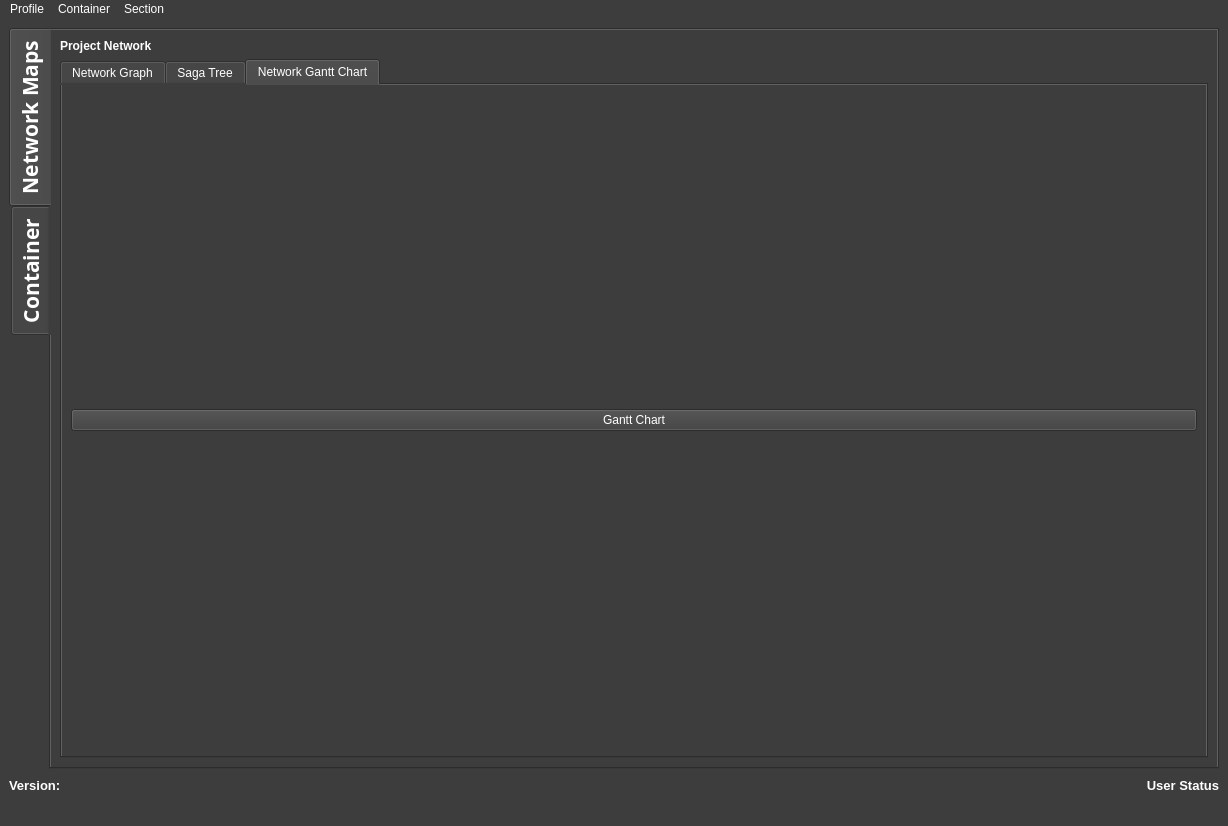
Before: the Qt Designer form Graphics/UI/SagaGui.ui in inexplicable01/saga, drawn with Qt 5.
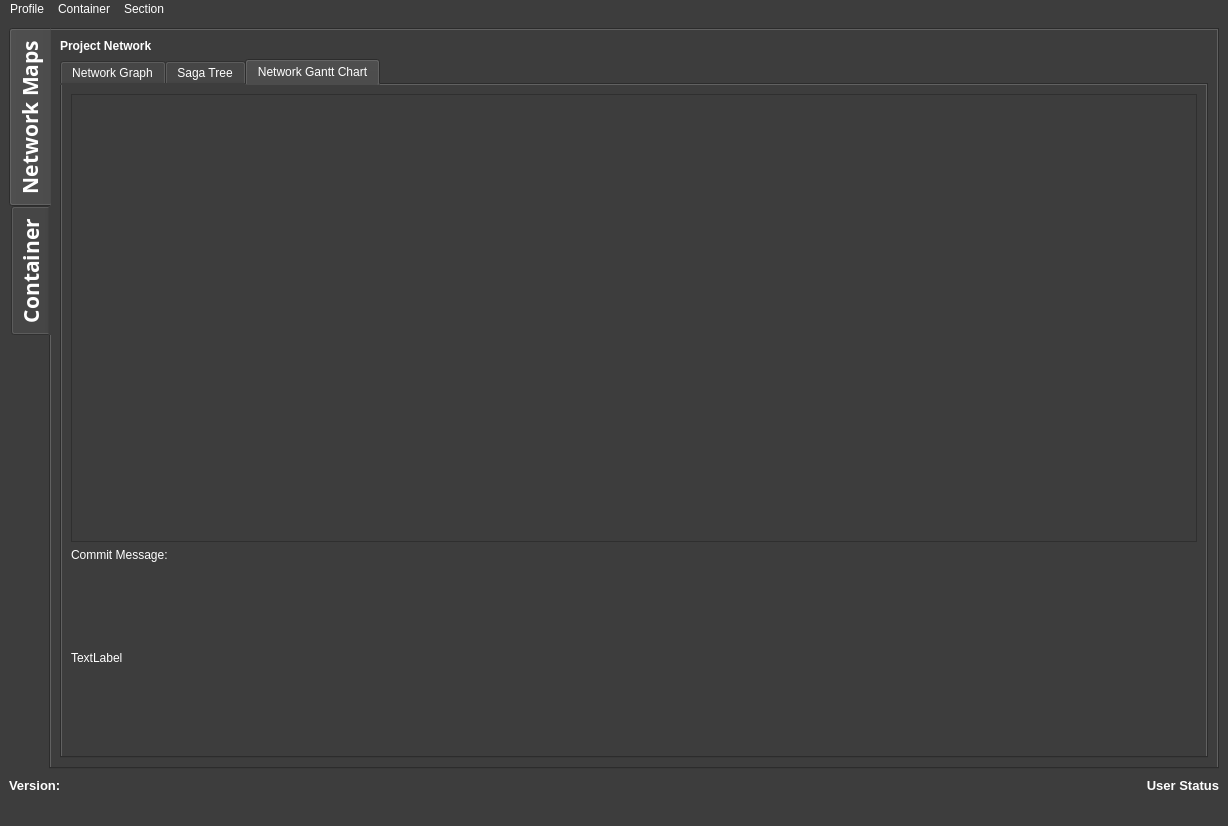
After: the same form once the commit is applied. The open tabs and pages were chosen to show the change. Icons and pictures are not drawn.

Commit message: updated stylesheets, history view, gantt view

The edit to the form file:
```diff
--- a/Graphics/UI/SagaGui.ui
+++ b/Graphics/UI/SagaGui.ui
@@ -211,11 +211,21 @@
              <attribute name="title">
               <string>Network Gantt Chart</string>
              </attribute>
-             <layout class="QVBoxLayout" name="verticalLayout_5">
+             <layout class="QVBoxLayout" name="verticalLayout_5" stretch="10,0,4">
               <item>
-               <widget class="QPushButton" name="ganttbttn">
+               <widget class="QTableView" name="gantttable"/>
+              </item>
+              <item>
+               <widget class="QLabel" name="label_3">
                 <property name="text">
-                 <string>Gantt Chart</string>
+                 <string>Commit Message:</string>
+                </property>
+               </widget>
+              </item>
+              <item>
+               <widget class="QLabel" name="commitmsglbl">
+                <property name="text">
+                 <string>TextLabel</string>
                 </property>
                </widget>
               </item>
```
Left out of the diff: 10 changed lines with no effect on the pictures. The commit also changes 14 other files.
